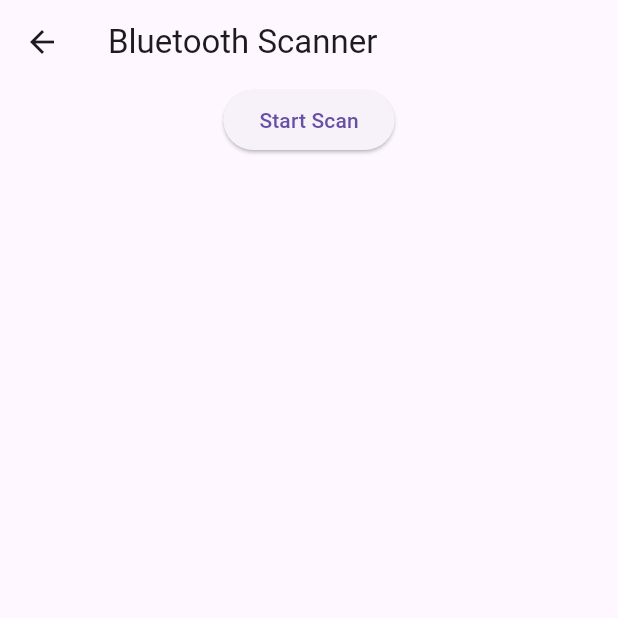
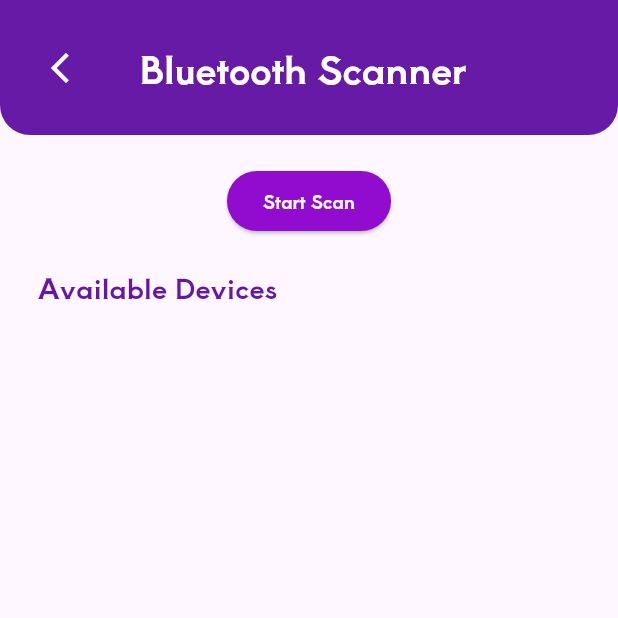
Before and after one commit to yanqi325/Lily-Doll, a Flutter app: the BluetoothPage screen opened by its route, on a phone screen of 412 x 824 dp, the top half of it. Run offline on Flutter 3.47's test engine with Material 3 defaults, Android fonts, the phone set to English and light mode, and no system bars; our stand-ins replace audioplayers, cloud_firestore, easy_search_bar, file_picker, firebase_auth, firebase_core and 6 more; missing offline and left inert: circular_chart_flutter, flutter_pin_code_fields; accounts and stored records are empty.

Commit message:
Redesign bluetooth page

```diff
--- a/lib/component/AppBar.dart
+++ b/lib/component/AppBar.dart
@@ -6,11 +6,12 @@ import '../constants.dart';
 import '../screens/profile_page.dart';
 
 class appBar extends StatelessWidget {
-  appBar({this.title, this.icon = Icons.settings, this.route = SettingPage.id, this.colors = purple4});
+  appBar({this.title, this.icon = Icons.settings, this.route = SettingPage.id, this.colors = purple4, this.fontSize=30});
   String? title;
   IconData? icon = Icons.menu;
   String? route = SettingPage.id;
   Color colors = purple4;
+  double? fontSize =30;
 
 
   @override
@@ -40,7 +41,7 @@ class appBar extends StatelessWidget {
             child: Center(
               child: Text('$title',
                 textAlign: TextAlign.center,
-                style: appBarLabel.copyWith(fontSize: 30),
+                style: appBarLabel.copyWith(fontSize: fontSize!),
                 softWrap: true,
               ),
             ),
--- a/lib/main.dart
+++ b/lib/main.dart
@@ -23,6 +23,7 @@ import 'package:project_lily/screens/forgot_password.dart';
 import 'package:project_lily/screens/help_center.dart';
 import 'package:project_lily/screens/home_page.dart';
 import 'package:project_lily/screens/language.dart';
+import 'package:project_lily/screens/loadingPage.dart';
 import 'package:project_lily/screens/login_page.dart';
 import 'package:project_lily/screens/more_info.dart';
 import 'package:project_lily/screens/notification.dart';
@@ -115,6 +116,7 @@ class MyApp extends StatelessWidget {
           StudentDetails.id: (context) => StudentDetails(courseTitle: "",userName: ""),
           SignUpUserPage.id: (context) => SignUpUserPage(),
           BluetoothPage.id: (context) => BluetoothPage(),
+          LoadingAnimation.id: (context) => LoadingAnimation(),
         });
   }
 }
--- a/lib/screens/bluetooth.dart
+++ b/lib/screens/bluetooth.dart
@@ -218,7 +218,11 @@
 
 import 'package:flutter/material.dart';
 import 'package:flutter_blue/flutter_blue.dart';
+import 'package:project_lily/constants.dart';
 import 'package:project_lily/screens/BluetoothDataListener.dart';
+import 'package:project_lily/screens/loadingPage.dart';
+
+import '../component/AppBar.dart';
 
 
 class BluetoothPage extends StatefulWidget {
@@ -231,40 +235,66 @@ class _BluetoothPageState extends State<BluetoothPage> {
   FlutterBlue flutterBlue = FlutterBlue.instance;
   List<ScanResult> scanResults = [];
   bool isScanning = false;
+  String unknown = 'Unknown';
 
   //dsfsdf
 
   @override
   Widget build(BuildContext context) {
     return Scaffold(
-      appBar: AppBar(
-        title: Text('Bluetooth Scanner'),
+      appBar: PreferredSize(
+        preferredSize: Size.fromHeight(90),
+        child: appBar(title: 'Bluetooth Scanner',
+          fontSize: 25,
+          icon: null,
+        ), //Courses.label
       ),
       body: Column(
         children: [
+          SizedBox(height: 20,),
           ElevatedButton(
             onPressed: isScanning ? null : _startScan,
-            child: Text('Start Scan'),
+            child: Text('Start Scan', style: appBarLabel,),
+            style: ElevatedButton.styleFrom(
+              primary: purple1, // Change this to your desired color
             ),
+          ),
+          SizedBox(height: 20,),
+          Align(
+            alignment: Alignment.centerLeft,
+              child: Padding(
+                padding: const EdgeInsets.only(left: 25),
+                child: Text('Available Devices', style: appBarLabel.copyWith(color: purple4, fontSize: 18),),
+              )),
           Expanded(
+            child: Padding(
+              padding: const EdgeInsets.only(left: 12),
               child: ListView.builder(
                 itemCount: scanResults.length,
                 itemBuilder: (context, index) {
                   return Column(
                     children: [
-                ListTile(
-                title: Text(scanResults[index].device.name ?? 'Unknown'),
+                  Container(
+                    decoration: BoxDecoration(
+                      border: Border(bottom: BorderSide(color: Colors.grey.withOpacity(0.3))),
+                    ),
+                    child: ListTile(
+                    title: Text(scanResults[index].device.name.isNotEmpty ? scanResults[index].device.name! : unknown),
                     subtitle: Text(scanResults[index].device.id.toString()),
                     onTap: () {
                       print(scanResults[index].device);
                     _connectToDevice(scanResults[index].device);
+                      Navigator.pushNamed(context, LoadingAnimation.id);
+
                     },
                     ),
-                    ElevatedButton(onPressed: ()=>{}, child: Text("Connect"))
+                  ),
+                      // ElevatedButton(onPressed: ()=>{}, child: Text("Connect"))
                     ],
                   );
 
                 },
+              ),
             ),
           ),
         ],
```
Also changed, not shown: lib/screens/loadingPage.dart (added, +44 -0 lines). Lines whose indentation alone changed are shown as unchanged.
